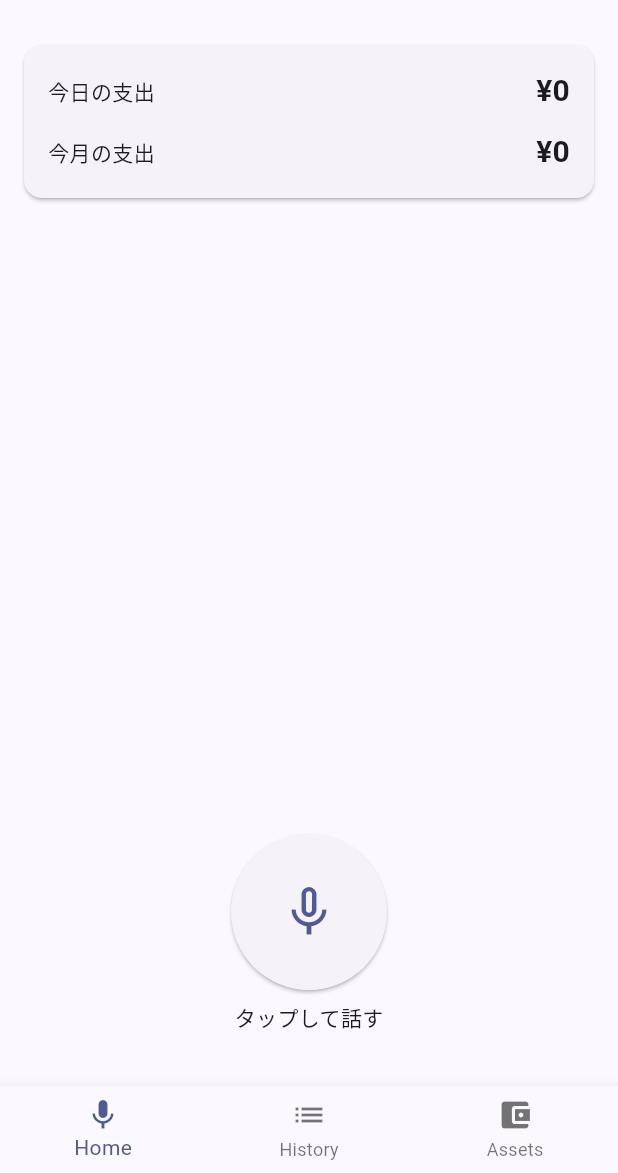
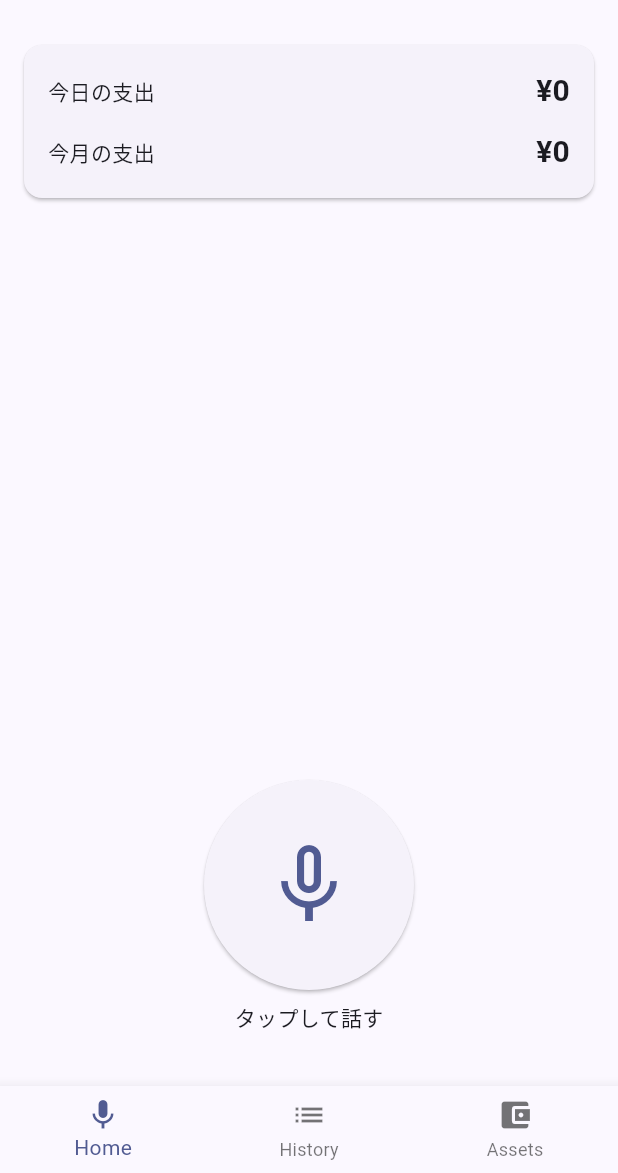
Before and after one commit to Rsm-Microstate/voice_kakeibo, a Flutter app: the screen it shows after launch, on a phone screen of 412 x 824 dp, the part 63-1236 px from its top. Run offline on Flutter 3.47's test engine with Material 3 defaults, Android fonts, the phone set to English and light mode, and no system bars; our stand-ins replace shared_preferences, speech_to_text.

Commit message:
Increase mic button size on Home

```diff
--- a/lib/main.dart
+++ b/lib/main.dart
@@ -318,11 +318,12 @@
           onPressed: _onMicPressed,
           style: ElevatedButton.styleFrom(
             shape: const CircleBorder(),
-            padding: const EdgeInsets.all(32),
+            minimumSize: const Size(140, 140),
+            padding: EdgeInsets.zero,
           ),
           child: Icon(
             _isListening ? Icons.mic : Icons.mic_none,
-            size: 40,
+            size: 64,
           ),
         ),
         const SizedBox(height: 8),
```
